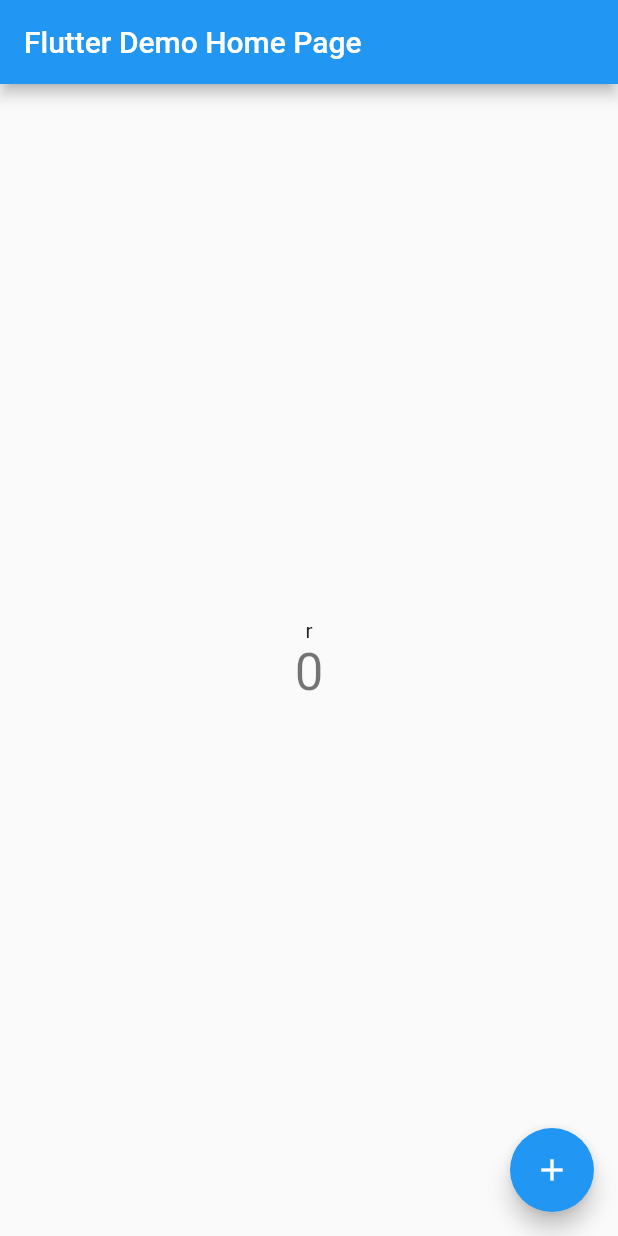
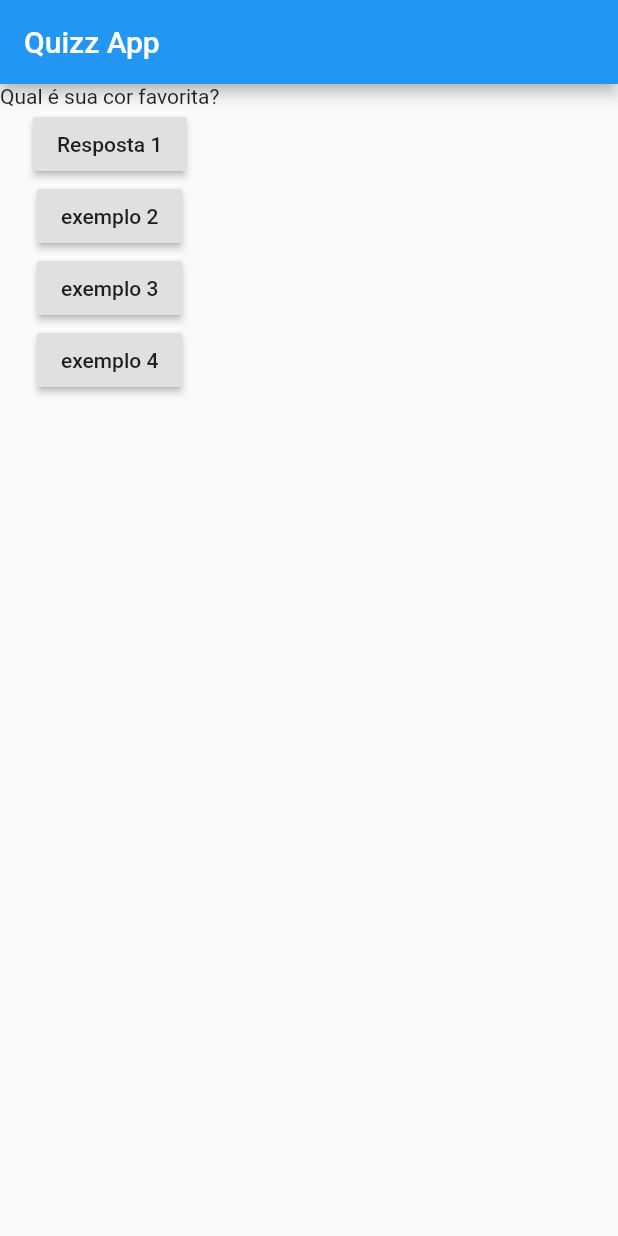
Before and after one commit to derek-alves/Flutter, a Flutter app: the screen it shows after launch, on a phone screen of 412 x 824 dp. Run offline on Flutter 3.47's test engine with Material 2 defaults, Android fonts, the phone set to English and light mode, and no system bars.

Commit message:
Widgets, columns, stateLessComponents

```diff
--- a/projeto_quizz/lib/main.dart
+++ b/projeto_quizz/lib/main.dart
@@ -1,73 +1,60 @@
+import 'package:flutter/cupertino.dart';
 import 'package:flutter/material.dart';
 
-void main() {
-  runApp(MyApp());
-}
+main() => runApp(QuizzApp());
 
-class MyApp extends StatelessWidget {
+class QuizzApp extends StatelessWidget {
+  var perguntaSelecionada = 0;
+  void responder() {
+    perguntaSelecionada++;
+    print(perguntaSelecionada);
+  }
 
-  @override
-  Widget build(BuildContext context) {
-    return MaterialApp(
-      title: 'Flutter Demo',
-      theme: ThemeData(
-        primarySwatch: Colors.blue,
-
-        visualDensity: VisualDensity.adaptivePlatformDensity,
-      ),
-      home: MyHomePage(title: 'Flutter Demo Home Page'),
-    );
-  }
-}
-
-class MyHomePage extends StatefulWidget {
-  MyHomePage({Key key, this.title}) : super(key: key);
-
-  final String title;
-
-  @override
-  _MyHomePageState createState() => _MyHomePageState();
-}
-
-class _MyHomePageState extends State<MyHomePage> {
-  int _counter = 0;
-
-  void _incrementCounter() {
-    setState(() {
-
-      _counter++;
-    });
+  void Function() funcaoQueRetornaOutraFuncao() {
+    return () {
+      print('Pergunta respondida de outra maneira!!');
+    };
   }
 
   @override
   Widget build(BuildContext context) {
+    final List<String> perguntas = [
+      "Qual é sua cor favorita?",
+      "Qual é o seu animal favorito?"
+    ];
 
-    return Scaffold(
-      appBar: AppBar(
-
-        title: Text(widget.title),
-      ),
-      body: Center(
-
-        child: Column(
-
-          mainAxisAlignment: MainAxisAlignment.center,
-          children: <Widget>[
-            Text(
-              'r',
+    return MaterialApp(
+      home: Scaffold(
+        appBar: AppBar(
+          title: Text('Quizz App'),
+        ),
+        body: Column(
+          children: [
+            Text(perguntas.elementAt(perguntaSelecionada)),
+            RaisedButton(
+              child: Text('Resposta 1'),
+              onPressed: responder,
             ),
-            Text(
-              '$_counter',
-              style: Theme.of(context).textTheme.headline4,
+            RaisedButton(
+              child: Text('exemplo 2'),
+              onPressed: funcaoQueRetornaOutraFuncao(),
             ),
+            RaisedButton(
+              child: Text('exemplo 3'),
+              onPressed: () {
+                print('Resposta numero 3');
+              },
+            ),
+            RaisedButton(
+              child: Text('exemplo 4'),
+              onPressed: () => print('Resposta numero 4'),
+            ),
+            Column(
+              children: [],
+            )
           ],
         ),
       ),
-      floatingActionButton: FloatingActionButton(
-        onPressed: _incrementCounter,
-        tooltip: 'Increment',
-        child: Icon(Icons.add),
-      ), // This trailing comma makes auto-formatting nicer for build methods.
     );
   }
 }
```
